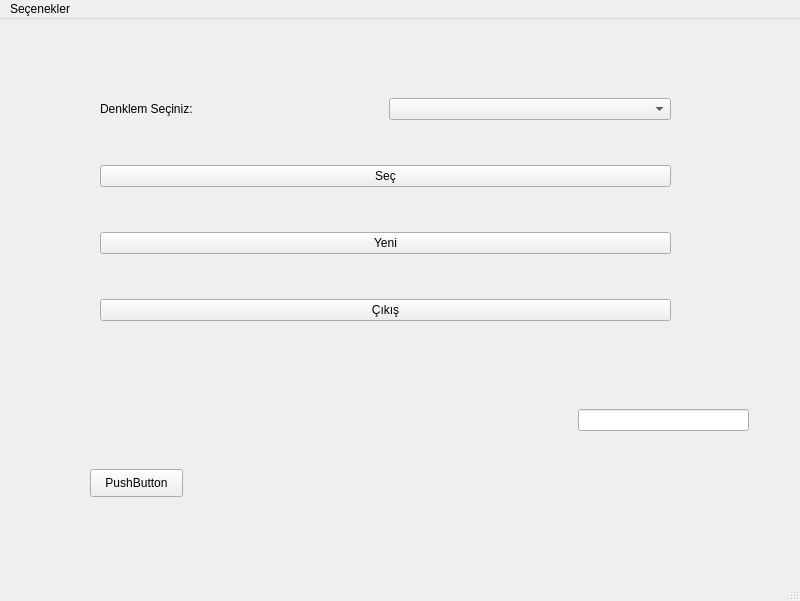
Above: design.ui from kyener02/proje before the change. Below: the same form after it.
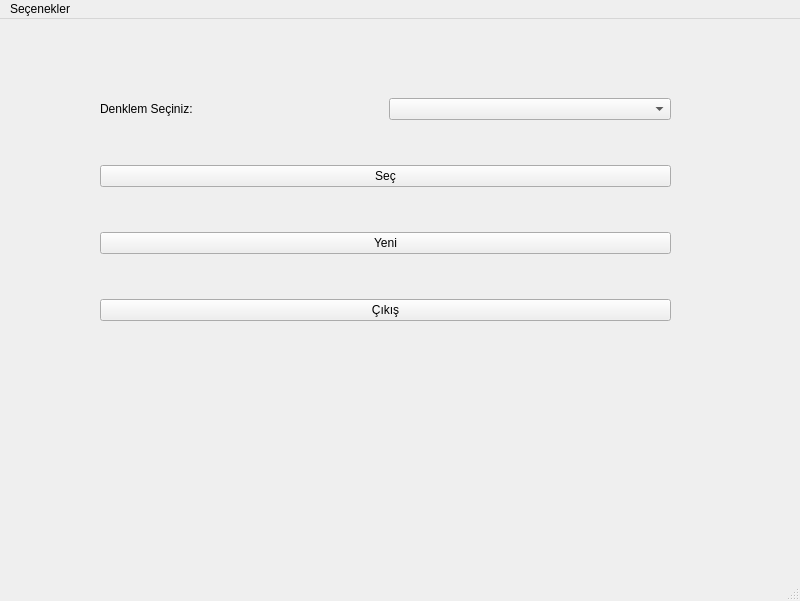
That is the form after the change.

Diff of the .ui file:
```diff
--- a/design.ui
+++ b/design.ui
@@ -60,19 +60,6 @@
      </item>
     </layout>
    </widget>
-   <widget class="QPushButton" name="pushButton_3">
-    <property name="geometry">
-     <rect>
-      <x>90</x>
-      <y>450</y>
-      <width>93</width>
-      <height>28</height>
-     </rect>
-    </property>
-    <property name="text">
-     <string>PushButton</string>
-    </property>
-   </widget>
    <widget class="QLabel" name="txt_giris_2">
     <property name="enabled">
      <bool>true</bool>
@@ -89,16 +76,6 @@
      <string/>
     </property>
    </widget>
-   <widget class="QLineEdit" name="lineEdit_5">
-    <property name="geometry">
-     <rect>
-      <x>578</x>
-      <y>390</y>
-      <width>171</width>
-      <height>22</height>
-     </rect>
-    </property>
-   </widget>
   </widget>
   <widget class="QMenuBar" name="menubar">
    <property name="geometry">
```
